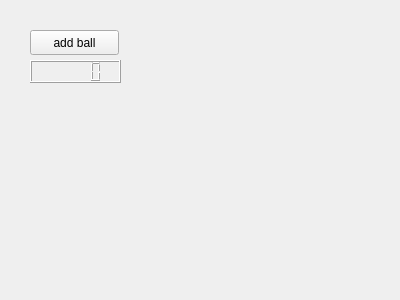
This is ultraball/debugwindow.ui in ekuri/UltraBall as Qt 5 draws it before an edit. The edited form follows.
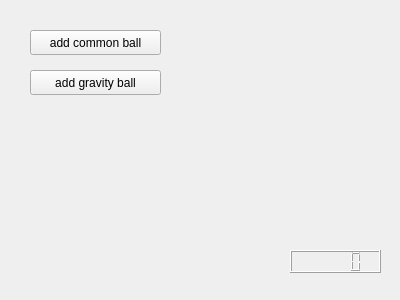
This is the edited form.

```diff
--- a/ultraball/debugwindow.ui
+++ b/ultraball/debugwindow.ui
@@ -18,24 +18,37 @@
     <rect>
      <x>30</x>
      <y>30</y>
-     <width>89</width>
+     <width>131</width>
      <height>25</height>
     </rect>
    </property>
    <property name="text">
-    <string>add ball</string>
+    <string>add common ball</string>
    </property>
   </widget>
   <widget class="QLCDNumber" name="lcdNumber">
    <property name="geometry">
     <rect>
-     <x>30</x>
-     <y>60</y>
+     <x>290</x>
+     <y>250</y>
      <width>91</width>
      <height>23</height>
     </rect>
    </property>
   </widget>
+  <widget class="QPushButton" name="pushButton_2">
+   <property name="geometry">
+    <rect>
+     <x>30</x>
+     <y>70</y>
+     <width>131</width>
+     <height>25</height>
+    </rect>
+   </property>
+   <property name="text">
+    <string>add gravity ball</string>
+   </property>
+  </widget>
  </widget>
  <resources/>
  <connections/>
```
